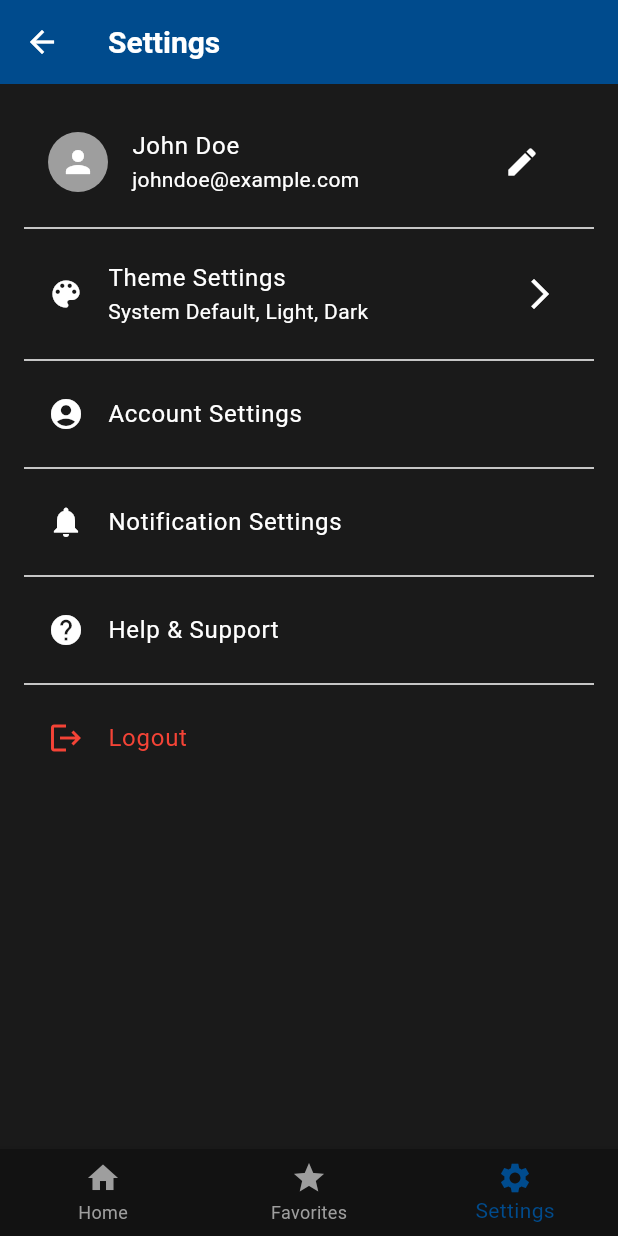
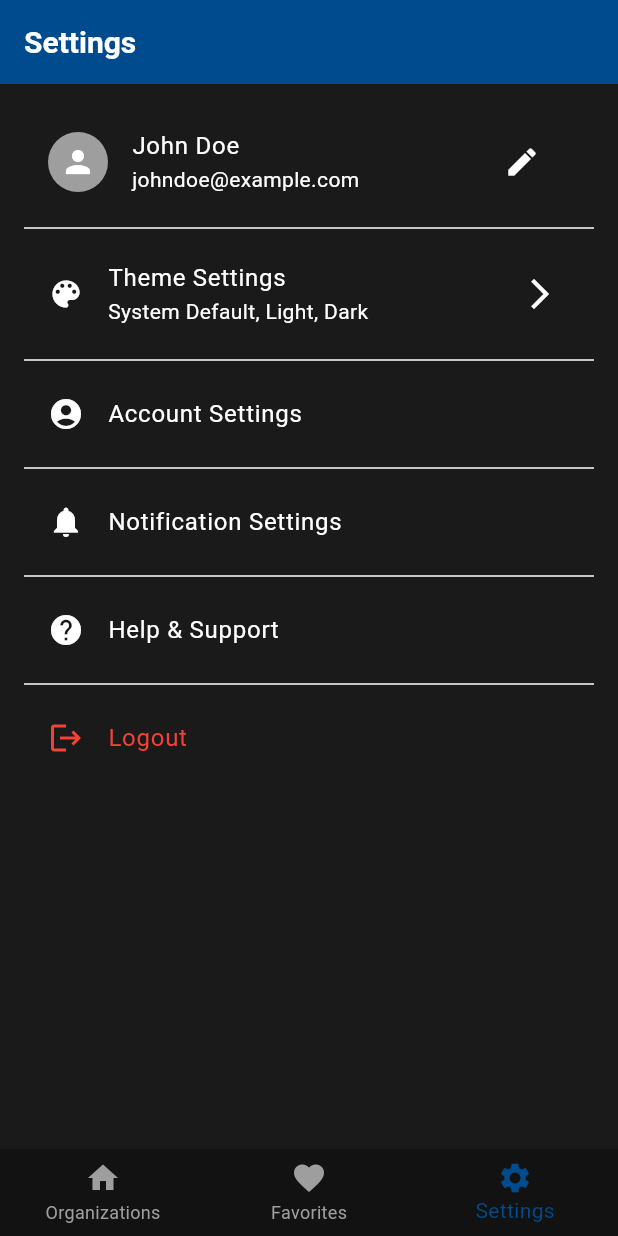
Before and after one commit to SalilMonga/GarageFinder, a Flutter app: the screen it shows after launch, item 3 of the bottom bar chosen, on a phone screen of 412 x 824 dp. Run offline on Flutter 3.47's test engine with Material 3 defaults, Android fonts, the phone set to English and light mode, and no system bars; our stand-ins replace firebase_auth, firebase_core, google_maps_flutter; accounts and stored records are empty; network calls fail.

Commit message:
feat: routing fixed and working as expected

```diff
--- a/garagefinder/lib/main.dart
+++ b/garagefinder/lib/main.dart
@@ -1,12 +1,12 @@
 import 'package:firebase_core/firebase_core.dart';
 import 'package:flutter/material.dart';
 import 'package:garagefinder/components/theme_notifier.dart';
+import 'package:garagefinder/screens/homepage.dart';
 import 'package:garagefinder/screens/organization_layout/components/organization_state.dart';
 import 'package:garagefinder/screens/parking_layout/garage_layout_page.dart';
 import 'package:garagefinder/screens/login_page.dart';
 import 'package:garagefinder/screens/parking_map.dart';
 import 'package:garagefinder/screens/signup_page.dart';
-import 'package:garagefinder/screens/organization_layout/organization_page.dart';
 import 'package:garagefinder/screens/settings_page.dart';
 import 'package:provider/provider.dart';
 
@@ -40,15 +40,15 @@
             return MaterialApp(
               title: 'Garage Finder App',
               // initialRoute: '/login', // The first screen to load
-              initialRoute:
-                  '/organizations', // Set current test screen and uncomment
+              initialRoute: '/', // Set current test screen and uncomment
               theme: themeNotifier.lightTheme, // Light Theme
               darkTheme: themeNotifier.darkTheme, // Dark Theme
               themeMode: themeNotifier.themeMode, // Current Theme Mode
               routes: {
+                '/': (context) => const HomePage(),
                 '/login': (context) => const LoginPage(),
                 '/signup': (context) => const SignUpPage(),
-                '/organizations': (context) => const OrganizationsPage(),
+                // '/organizations': (context) => const OrganizationsPage(),
                 '/settings': (context) => const SettingsPage(),
                 '/garage': (context) => const GarageLayoutPage(),
                 '/parking': (context) => const ParkingMap(),
--- /dev/null
+++ b/garagefinder/lib/screens/homepage.dart
@@ -0,0 +1,53 @@
+import 'package:flutter/material.dart';
+import 'package:garagefinder/screens/organization_layout/organization_page.dart';
+import 'package:garagefinder/screens/favorites_page.dart';
+import 'package:garagefinder/screens/settings_page.dart';
+
+class HomePage extends StatefulWidget {
+  const HomePage({super.key});
+
+  @override
+  State<HomePage> createState() => _HomePageState();
+}
+
+class _HomePageState extends State<HomePage> {
+  int _currentIndex = 0;
+
+  final List<Widget> _pages = [
+    const OrganizationsPage(), // Organizations screen
+    const FavoritesPage(), // Favorites screen
+    const SettingsPage(), // Settings screen
+  ];
+
+  @override
+  Widget build(BuildContext context) {
+    return Scaffold(
+      body: IndexedStack(
+        index: _currentIndex,
+        children: _pages,
+      ),
+      bottomNavigationBar: BottomNavigationBar(
+        currentIndex: _currentIndex,
+        onTap: (index) {
+          setState(() {
+            _currentIndex = index;
+          });
+        },
+        items: const [
+          BottomNavigationBarItem(
+            icon: Icon(Icons.home),
+            label: 'Organizations',
+          ),
+          BottomNavigationBarItem(
+            icon: Icon(Icons.favorite),
+            label: 'Favorites',
+          ),
+          BottomNavigationBarItem(
+            icon: Icon(Icons.settings),
+            label: 'Settings',
+          ),
+        ],
+      ),
+    );
+  }
+}
--- a/garagefinder/lib/screens/settings_page.dart
+++ b/garagefinder/lib/screens/settings_page.dart
@@ -10,22 +10,22 @@ class SettingsPage extends StatefulWidget {
 }
 
 class _SettingsPageState extends State<SettingsPage> {
-  int _currentIndex = 2; // Track the currently selected tab
+  // int _currentIndex = 2; // Track the currently selected tab
 
-  void _onTabTapped(int index) {
-    setState(() {
-      _currentIndex = index; // Update the current index
-    });
+  // void _onTabTapped(int index) {
+  //   setState(() {
+  //     _currentIndex = index; // Update the current index
+  //   });
 
-    // Navigate based on the tapped index
-    if (index == 0) {
-      Navigator.pushNamed(context, '/organizations'); // Navigate to Home
-    } else if (index == 1) {
-      // Navigator.pushNamed(context, '/favorites'); // Navigate to Favorites
-    } else if (index == 2) {
-      // Navigator.pushNamed(context, '/settings'); // Navigate to Settings
-    }
-  }
+  //   // Navigate based on the tapped index
+  //   if (index == 0) {
+  //     Navigator.pushNamed(context, '/organizations'); // Navigate to Home
+  //   } else if (index == 1) {
+  //     // Navigator.pushNamed(context, '/favorites'); // Navigate to Favorites
+  //   } else if (index == 2) {
+  //     // Navigator.pushNamed(context, '/settings'); // Navigate to Settings
+  //   }
+  // }
 
   void _showThemeSelectionModal(BuildContext context) {
     final themeNotifier = Provider.of<ThemeNotifier>(context, listen: false);
@@ -179,35 +179,35 @@ class _SettingsPageState extends State<SettingsPage> {
           ),
         ],
       ),
-      bottomNavigationBar: BottomNavigationBar(
-        // currentIndex: 2, // Index for the Settings Page
-        // onTap: (index) {
-        //   if (index == 0) {
-        //     Navigator.pushNamed(context, '/organizations'); // Navigate to Home
-        //   } else if (index == 1) {
-        //     // Navigator.pushNamed(context, '/favorites'); // Navigate to Favorites
-        //   } else if (index == 2) {
-        //     // Stay on Settings Page
-        //   }
-        // },
-        currentIndex: _currentIndex, // Highlight the active tab
-        //TODO: ontapping the selected screen icon again, just go to the top of the screen.
-        onTap: _onTabTapped,
-        items: const [
-          BottomNavigationBarItem(
-            icon: Icon(Icons.home),
-            label: 'Home',
-          ),
-          BottomNavigationBarItem(
-            icon: Icon(Icons.star),
-            label: 'Favorites',
-          ),
-          BottomNavigationBarItem(
-            icon: Icon(Icons.settings),
-            label: 'Settings',
-          ),
-        ],
-      ),
+      // bottomNavigationBar: BottomNavigationBar(
+      //   // currentIndex: 2, // Index for the Settings Page
+      //   // onTap: (index) {
+      //   //   if (index == 0) {
+      //   //     Navigator.pushNamed(context, '/organizations'); // Navigate to Home
+      //   //   } else if (index == 1) {
+      //   //     // Navigator.pushNamed(context, '/favorites'); // Navigate to Favorites
+      //   //   } else if (index == 2) {
+      //   //     // Stay on Settings Page
+      //   //   }
+      //   // },
+      //   currentIndex: _currentIndex, // Highlight the active tab
+      //   //TODO: ontapping the selected screen icon again, just go to the top of the screen.
+      //   onTap: _onTabTapped,
+      //   items: const [
+      //     BottomNavigationBarItem(
+      //       icon: Icon(Icons.home),
+      //       label: 'Home',
+      //     ),
+      //     BottomNavigationBarItem(
+      //       icon: Icon(Icons.star),
+      //       label: 'Favorites',
+      //     ),
+      //     BottomNavigationBarItem(
+      //       icon: Icon(Icons.settings),
+      //       label: 'Settings',
+      //     ),
+      //   ],
+      // ),
     );
   }
 }
```
Also changed, not shown: garagefinder/lib/screens/favorites_page.dart (+20 -81 lines), garagefinder/lib/screens/organization_layout/components/organization_list.dart (+23 -4 lines), garagefinder/lib/screens/organization_layout/components/organization_state.dart (+51 -65 lines), garagefinder/lib/screens/organization_layout/organization_page.dart (+29 -28 lines).
